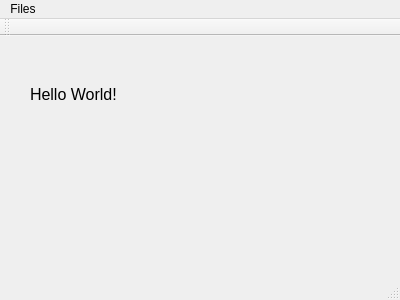
Qt form demo_proj/mainwindow.ui (hanbiao/qt_demo) before a commit.
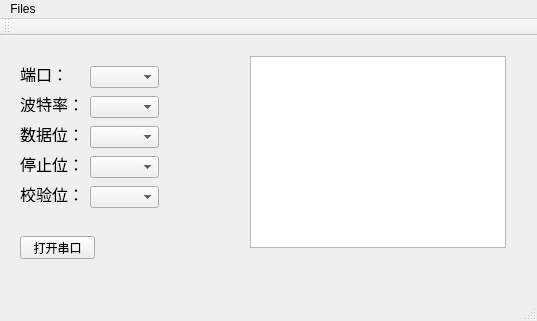
The same form after that commit.

Commit message: 1.design UI interface for demo

```diff
--- a/demo_proj/mainwindow.ui
+++ b/demo_proj/mainwindow.ui
@@ -6,8 +6,8 @@
    <rect>
     <x>0</x>
     <y>0</y>
-    <width>400</width>
-    <height>300</height>
+    <width>537</width>
+    <height>321</height>
    </rect>
   </property>
   <property name="windowTitle">
@@ -20,9 +20,9 @@
     </property>
     <property name="geometry">
      <rect>
-      <x>30</x>
-      <y>50</y>
-      <width>91</width>
+      <x>20</x>
+      <y>30</y>
+      <width>61</width>
       <height>16</height>
      </rect>
     </property>
@@ -33,7 +33,168 @@
      </font>
     </property>
     <property name="text">
-     <string>Hello World!</string>
+     <string>端口：</string>
+    </property>
+   </widget>
+   <widget class="QLabel" name="label_baudrate">
+    <property name="enabled">
+     <bool>true</bool>
+    </property>
+    <property name="geometry">
+     <rect>
+      <x>20</x>
+      <y>60</y>
+      <width>61</width>
+      <height>16</height>
+     </rect>
+    </property>
+    <property name="font">
+     <font>
+      <family>Arial</family>
+      <pointsize>12</pointsize>
+     </font>
+    </property>
+    <property name="text">
+     <string>波特率：</string>
+    </property>
+   </widget>
+   <widget class="QLabel" name="label_databit">
+    <property name="enabled">
+     <bool>true</bool>
+    </property>
+    <property name="geometry">
+     <rect>
+      <x>20</x>
+      <y>90</y>
+      <width>61</width>
+      <height>16</height>
+     </rect>
+    </property>
+    <property name="font">
+     <font>
+      <family>Arial</family>
+      <pointsize>12</pointsize>
+     </font>
+    </property>
+    <property name="text">
+     <string>数据位：</string>
+    </property>
+   </widget>
+   <widget class="QLabel" name="label_stopbit">
+    <property name="enabled">
+     <bool>true</bool>
+    </property>
+    <property name="geometry">
+     <rect>
+      <x>20</x>
+      <y>120</y>
+      <width>61</width>
+      <height>16</height>
+     </rect>
+    </property>
+    <property name="font">
+     <font>
+      <family>Arial</family>
+      <pointsize>12</pointsize>
+     </font>
+    </property>
+    <property name="text">
+     <string>停止位：</string>
+    </property>
+   </widget>
+   <widget class="QLabel" name="label_parity">
+    <property name="enabled">
+     <bool>true</bool>
+    </property>
+    <property name="geometry">
+     <rect>
+      <x>20</x>
+      <y>150</y>
+      <width>61</width>
+      <height>16</height>
+     </rect>
+    </property>
+    <property name="font">
+     <font>
+      <family>Arial</family>
+      <pointsize>12</pointsize>
+     </font>
+    </property>
+    <property name="text">
+     <string>校验位：</string>
+    </property>
+   </widget>
+   <widget class="QComboBox" name="comboBox_port">
+    <property name="geometry">
+     <rect>
+      <x>90</x>
+      <y>30</y>
+      <width>69</width>
+      <height>22</height>
+     </rect>
+    </property>
+   </widget>
+   <widget class="QComboBox" name="comboBox_baudrate">
+    <property name="geometry">
+     <rect>
+      <x>90</x>
+      <y>60</y>
+      <width>69</width>
+      <height>22</height>
+     </rect>
+    </property>
+   </widget>
+   <widget class="QComboBox" name="comboBox_databit">
+    <property name="geometry">
+     <rect>
+      <x>90</x>
+      <y>90</y>
+      <width>69</width>
+      <height>22</height>
+     </rect>
+    </property>
+   </widget>
+   <widget class="QComboBox" name="comboBox_stopbit">
+    <property name="geometry">
+     <rect>
+      <x>90</x>
+      <y>120</y>
+      <width>69</width>
+      <height>22</height>
+     </rect>
+    </property>
+   </widget>
+   <widget class="QComboBox" name="comboBox_parity">
+    <property name="geometry">
+     <rect>
+      <x>90</x>
+      <y>150</y>
+      <width>69</width>
+      <height>22</height>
+     </rect>
+    </property>
+   </widget>
+   <widget class="QPushButton" name="pushButton_open">
+    <property name="geometry">
+     <rect>
+      <x>20</x>
+      <y>200</y>
+      <width>75</width>
+      <height>23</height>
+     </rect>
+    </property>
+    <property name="text">
+     <string>打开串口</string>
+    </property>
+   </widget>
+   <widget class="QTextBrowser" name="textBrowser">
+    <property name="geometry">
+     <rect>
+      <x>250</x>
+      <y>20</y>
+      <width>256</width>
+      <height>192</height>
+     </rect>
     </property>
    </widget>
   </widget>
@@ -42,7 +203,7 @@
     <rect>
      <x>0</x>
      <y>0</y>
-     <width>400</width>
+     <width>537</width>
      <height>23</height>
     </rect>
    </property>
```
Left out of the diff: 2 changed lines with no effect on the pictures. The commit also changes 1 other file.
